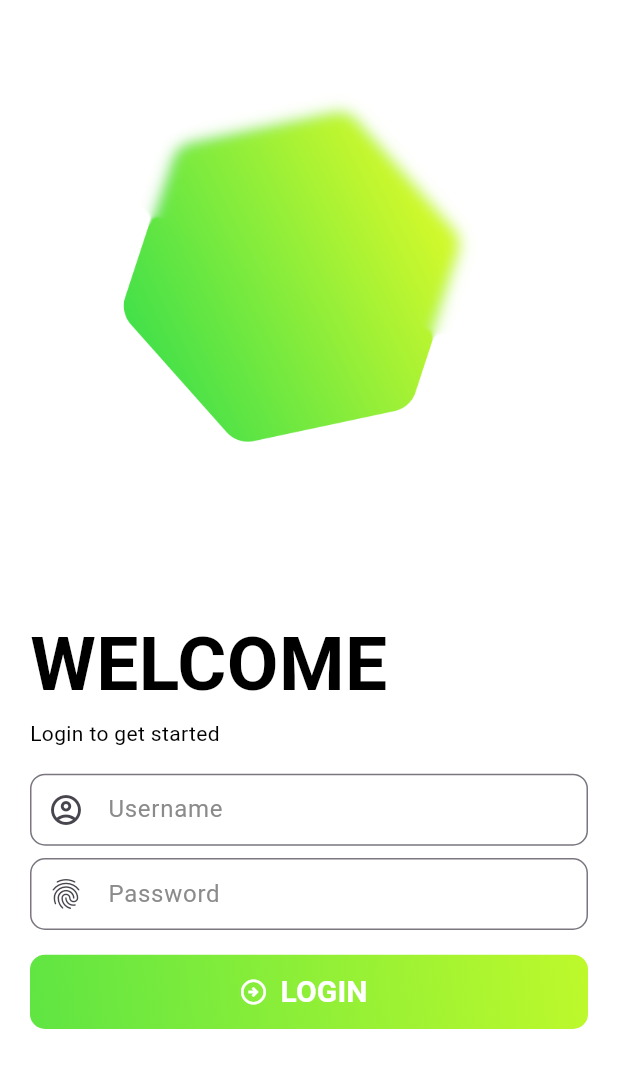
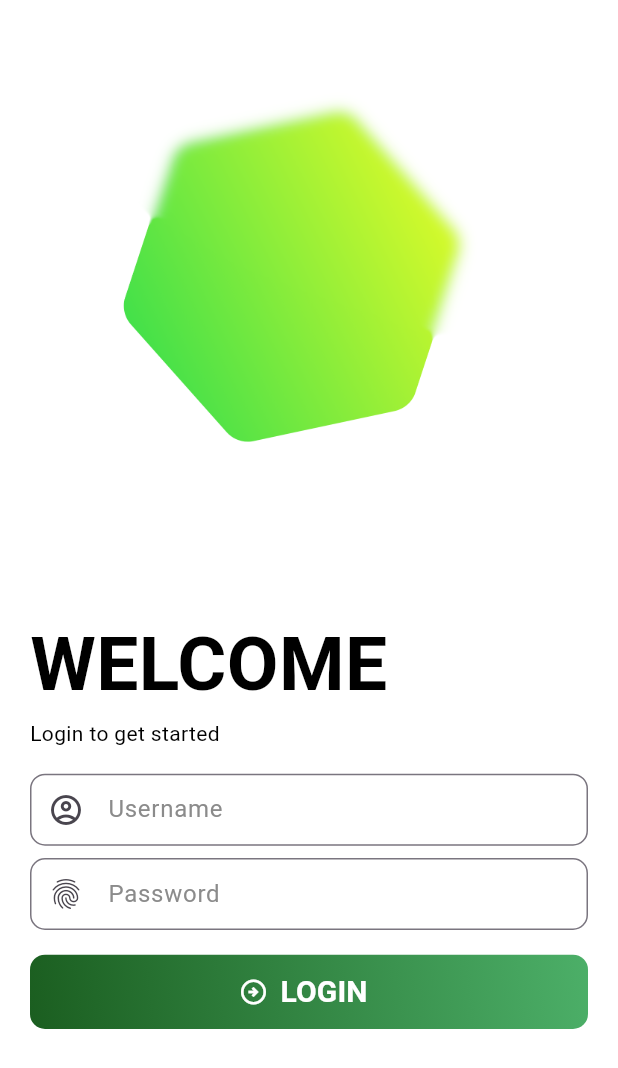
Before and after one commit to RaiyanKhan1/HospiTech, a Flutter app: the LoginScreen screen opened directly, on a phone screen of 412 x 824 dp. Shown: the top 1068 px of the screen. Run offline on Flutter 3.47's test engine with Material 3 defaults, Android fonts, the light colour scheme and no system bars; our stand-ins replace google_fonts; Roboto replaces fonts that are missing (Ubuntu).

Commit message:
RegistrationScreen

```diff
--- a/lib/InventoryPage/Medicine.dart
+++ b/lib/InventoryPage/Medicine.dart
@@ -13,7 +13,6 @@ class Medicine {
   });
 
 }
-
 
 List<Medicine> Medicinelist = [
   Medicine(
--- a/lib/Login_Screen/login_screen.dart
+++ b/lib/Login_Screen/login_screen.dart
@@ -107,8 +107,8 @@ class _LoginScreenState extends State<LoginScreen> {
                             height: screenHeight * 0.06,
                             decoration: BoxDecoration(
                               gradient: LinearGradient(colors: [
-                                const Color.fromARGB(255, 95, 229, 67),
-                                const Color.fromARGB(255, 190, 249, 43),
+                                const Color.fromARGB(255, 27, 94, 32),
+                                const Color.fromARGB(255, 76, 175, 104),
 
                               ], begin: AlignmentGeometry.bottomLeft,
                                   end: AlignmentGeometry.topRight),
--- a/lib/Patient_Details/Patient_List.dart
+++ b/lib/Patient_Details/Patient_List.dart
@@ -5,6 +5,7 @@ class Patient {
   int age;
   String gender;
   String admittedDate;
+
   Patient({
     required this.name,
     required this.age,
@@ -38,7 +39,6 @@ class _PatientListScreenState extends State<PatientListScreen> {
         gender: 'Female',
         admittedDate:'1/11/23')
   ];
-
   int get totalPatients => patients.length;
   void releasePatient(int index) {
     setState(() {
--- a/lib/main.dart
+++ b/lib/main.dart
@@ -1,8 +1,7 @@
 import 'package:flutter/material.dart';
 import 'Login_Screen/login_screen.dart';
 import 'Navigation_Controller.dart';
-
-
+import 'Registration_Screen/RegistrationScreen.dart';
 void main() {
   runApp(const MyApp());
 }
@@ -20,7 +19,7 @@ class MyApp extends StatelessWidget {
 
         colorScheme: .fromSeed(seedColor: Colors.deepPurple),
       ),
-      home: const LoginScreen(),
+      home: const RegisterScreen (),//LoginScreen ,RegisterScreen
     );
   }
 }
--- a/pubspec.yaml
+++ b/pubspec.yaml
@@ -64,6 +64,7 @@ flutter:
     - assets/MedicineImages/
     - assets/EquipmentImage/
     - assets/LoginScreenImage/
+    - assets/RegisterScreenImage/
   #   - images/a_dot_ham.jpeg
 
   # An image asset can refer to one or more resolution-specific "variants", see
```
Also changed, not shown: assets/RegisterScreenImage/register.png (added).
